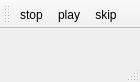
Above: satellites/simple-control/simpleControl.ui from thewickednet/wickedjukebox before the change. Below: the same form after it.
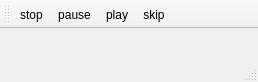
That is the form after the change. Icons and pictures are not drawn.

Commit message:
UI updated.  * Status bar added showing the current song  * popup-message added when song changes  * pause command added
Problems:
 * the "currentSong" method does not work correctly on the server side.
   It uses the queue to determine the playing song. It would be better
   to "ask" the player instance for this.

```diff
--- a/satellites/simple-control/simpleControl.ui
+++ b/satellites/simple-control/simpleControl.ui
@@ -5,7 +5,7 @@
    <rect>
     <x>0</x>
     <y>0</y>
-    <width>140</width>
+    <width>258</width>
     <height>82</height>
    </rect>
   </property>
@@ -42,6 +42,7 @@
     <bool>false</bool>
    </attribute>
    <addaction name="actionStop" />
+   <addaction name="actionPause" />
    <addaction name="actionPlay" />
    <addaction name="actionSkip" />
   </widget>
@@ -70,6 +71,14 @@
     <string>stop</string>
    </property>
   </action>
+  <action name="actionPause" >
+   <property name="icon" >
+    <iconset resource="rc_icons.qrc" >:/icons/icons/player_pause.png</iconset>
+   </property>
+   <property name="text" >
+    <string>pause</string>
+   </property>
+  </action>
  </widget>
  <resources>
   <include location="rc_icons.qrc" />
```
The commit also changes 4 other files.
